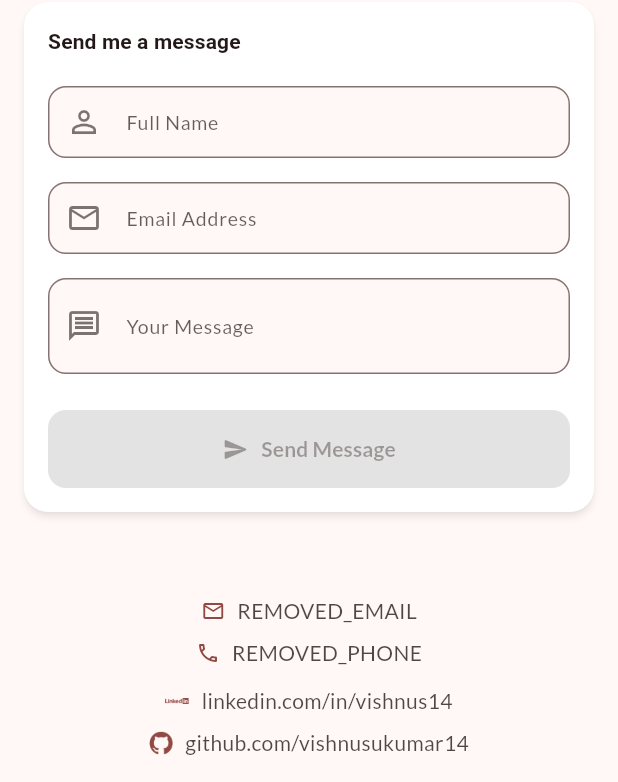
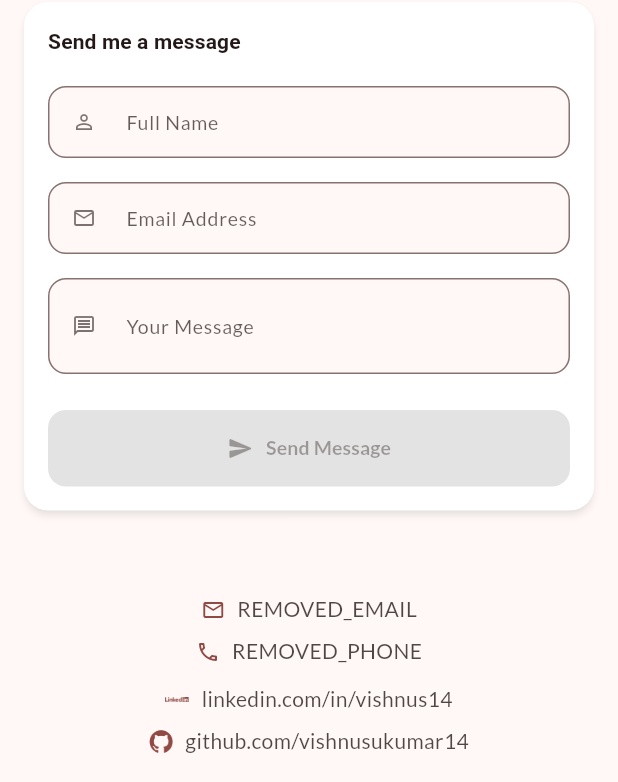
Before and after one commit to vishnusukumar14/portfolio, a Flutter app: the EnhancedContactSectionWidget widget shown alone on an empty page, opened directly, on a phone screen of 412 x 824 dp. Shown: the part 451-1233 px from the top of the screen. Run offline on Flutter 3.47's test engine with Material 3 defaults, Android fonts, the phone set to English and light mode, and no system bars; our stand-ins replace cloud_firestore, firebase_core, flutter_svg, google_fonts, web; accounts and stored records are empty; generated files the repository leaves out were written again; network calls fail; Roboto replaces fonts that are missing (Arvo).

Commit message:
Fix TextField overflow changed icon size

```diff
--- a/lib/pages/home/sections/contact_section.dart
+++ b/lib/pages/home/sections/contact_section.dart
@@ -335,7 +335,7 @@ class _EnhancedContactSectionWidgetState
         final labelFontSize = isMobile ? 13.0 : 15.0;
         final inputVerticalPad = isMobile ? 12.0 : 20.0;
         final buttonPaddingV = isMobile ? 16.0 : 20.0;
-        final buttonFontSize = isMobile ? 14.0 : 16.0;
+        final buttonFontSize = isMobile ? 13.0 : 15.0;
 
         return Column(
           children: [
@@ -893,6 +893,7 @@ class _EnhancedContactSectionWidgetState
         labelText: label,
         prefixIcon: Icon(
           prefixIcon,
+          size: 16,
           color: colorScheme.onSurface.withValues(alpha: 0.6),
         ),
         suffixIcon: suffixIcon,
```
